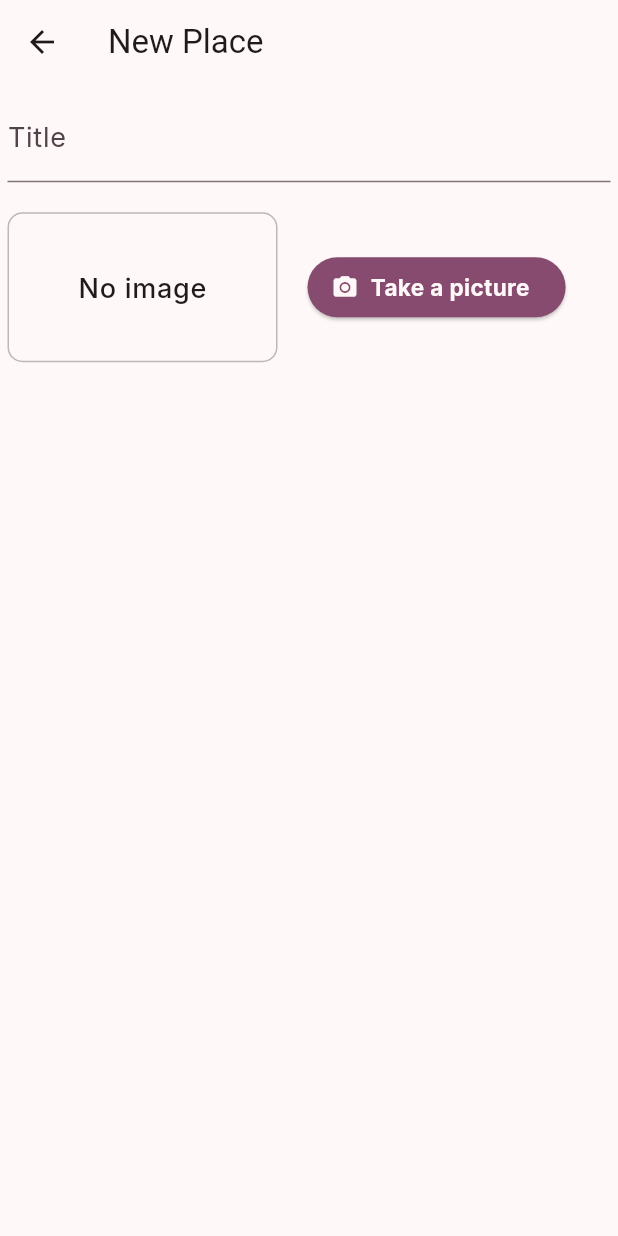
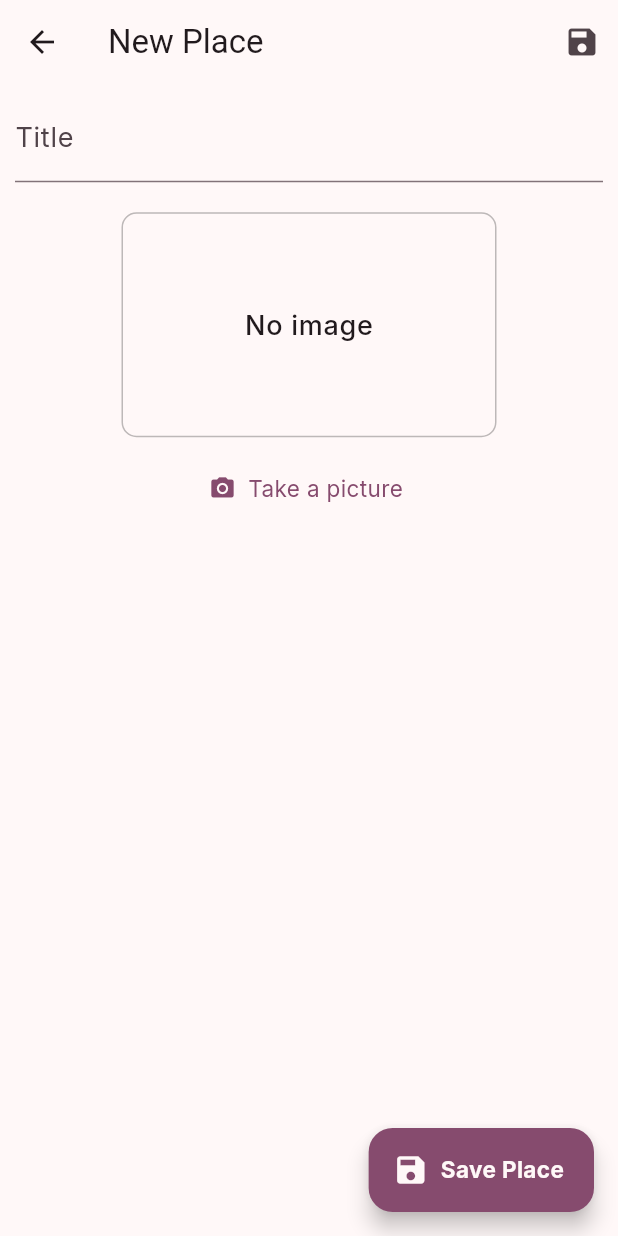
Before and after one commit to darcanj0/great_places, a Flutter app: the screen it shows after launch, after a tap on the "add" icon, on a phone screen of 412 x 824 dp. Run offline on Flutter 3.47's test engine with Material 2 defaults, Android fonts, the phone set to English and light mode, and no system bars; our stand-ins replace google_fonts.

Commit message:
refactor: add float button

```diff
--- a/lib/components/image_input.dart
+++ b/lib/components/image_input.dart
@@ -1,4 +1,5 @@
 import 'package:flutter/material.dart';
+import 'package:great_places/utils/theme_consumer.dart';
 
 class ImageInput extends StatefulWidget {
   const ImageInput({super.key});
@@ -11,11 +12,48 @@ class _ImageInputState extends State<ImageInput> {
   @override
   Widget build(BuildContext context) {
     final textTheme = Theme.of(context).textTheme;
-    return Row(
+    final bool isLandscape =
+        MediaQuery.of(context).orientation == Orientation.landscape;
+    return isLandscape
+        ? Row(
+            mainAxisAlignment: MainAxisAlignment.center,
             children: [
-        Container(
-          width: 180,
-          height: 100,
+              ImagePreview(
+                isLandscape: isLandscape,
+                textTheme: textTheme,
+              ),
+              CustomSpacer(isLandscape: isLandscape),
+              const PictureButton()
+            ],
+          )
+        : Column(
+            children: [
+              ImagePreview(
+                isLandscape: isLandscape,
+                textTheme: textTheme,
+              ),
+              CustomSpacer(isLandscape: isLandscape),
+              const PictureButton()
+            ],
+          );
+  }
+}
+
+class ImagePreview extends StatelessWidget {
+  const ImagePreview({
+    super.key,
+    required this.isLandscape,
+    required this.textTheme,
+  });
+
+  final bool isLandscape;
+  final TextTheme textTheme;
+
+  @override
+  Widget build(BuildContext context) {
+    return Container(
+      width: isLandscape ? 350 : 250,
+      height: isLandscape ? 180 : 150,
       decoration: BoxDecoration(
           border: Border.all(color: Colors.black26),
           borderRadius: BorderRadius.circular(10)),
@@ -24,19 +62,44 @@ class _ImageInputState extends State<ImageInput> {
         'No image',
         style: textTheme.labelMedium,
       ),
-        ),
-        const SizedBox(
-          width: 20,
-        ),
-        ElevatedButton.icon(
+    );
+  }
+}
+
+class CustomSpacer extends StatelessWidget {
+  const CustomSpacer({
+    super.key,
+    required this.isLandscape,
+  });
+
+  final bool isLandscape;
+
+  @override
+  Widget build(BuildContext context) {
+    return SizedBox(
+      height: isLandscape ? 0 : 10,
+      width: isLandscape ? 20 : 0,
+    );
+  }
+}
+
+class PictureButton extends StatelessWidget with ThemeConsumer {
+  const PictureButton({
+    super.key,
+  });
+
+  @override
+  Widget build(BuildContext context) {
+    return TextButton.icon(
       onPressed: () {},
       icon: const Icon(Icons.photo_camera),
       label: Text(
         'Take a picture',
-            style: textTheme.bodyMedium,
+        style: getTextTheme(context)?.bodyMedium?.copyWith(
+              color: getColorScheme(context)?.primary,
+              fontWeight: FontWeight.normal,
             ),
-        )
-      ],
+      ),
     );
   }
 }
--- a/lib/main.dart
+++ b/lib/main.dart
@@ -21,6 +21,7 @@ class MyApp extends StatelessWidget {
         AppRoutes.HOME: (context) => PlacesPage(),
         AppRoutes.PLACE_FORM: (context) => PlaceFormPage()
       },
+      debugShowCheckedModeBanner: false,
     );
   }
 }
--- a/lib/pages/place_form_page.dart
+++ b/lib/pages/place_form_page.dart
@@ -1,6 +1,7 @@
 import 'package:flutter/material.dart';
-import 'package:great_places/components/image_input.dart';
 import 'package:great_places/utils/theme_consumer.dart';
+
+import '../components/image_input.dart';
 
 class PlaceFormPage extends StatefulWidget {
   const PlaceFormPage({super.key});
@@ -29,10 +30,17 @@ class _PlaceFormPageState extends State<PlaceFormPage> with ThemeConsumer {
     return Scaffold(
       appBar: AppBar(
         title: const Text('New Place'),
+        actions: [
+          IconButton(onPressed: () {}, icon: const Icon(Icons.save)),
+        ],
       ),
-      body: Padding(
-        padding: const EdgeInsets.symmetric(horizontal: 5, vertical: 5),
-        child: Form(
+      body: SingleChildScrollView(
+        child: Padding(
+            padding: const EdgeInsets.symmetric(horizontal: 10, vertical: 5),
+            child: Column(
+              crossAxisAlignment: CrossAxisAlignment.stretch,
+              children: [
+                Form(
                   child: Column(
                     children: [
                       TextFormField(
@@ -42,16 +50,35 @@ class _PlaceFormPageState extends State<PlaceFormPage> with ThemeConsumer {
                           return;
                         },
                         validator: (value) {
+                          if (value == null || value.isEmpty) {
+                            return 'Please inform a name for this place';
+                          }
+                          if (value.length > 50) {
+                            return 'Please inform a shorter name (50)';
+                          }
                           return null;
                         },
                         decoration: const InputDecoration(labelText: 'Title'),
-                style: getTextTheme(context)!.bodyLarge!),
-            const SizedBox(
-              height: 20,
                       ),
-            ImageInput()
+                      const SizedBox(height: 20),
+                      const ImageInput(),
+                      const SizedBox(height: 20),
+                    ],
+                  ),
+                ),
               ],
             )),
+      ),
+      floatingActionButton: FloatingActionButton.extended(
+        onPressed: () {},
+        icon: Icon(
+          Icons.save,
+          color: getColorScheme(context)?.background,
+        ),
+        label: Text(
+          'Save Place',
+          style: getTextTheme(context)?.bodyMedium,
+        ),
       ),
     );
   }
--- a/lib/theme/elevated_button.dart
+++ b/lib/theme/elevated_button.dart
@@ -20,4 +20,16 @@ class ElevatedButtonStyle {
   Color getOverlayColor(Set<MaterialState> states) {
     return colorScheme.tertiary;
   }
+
+  static ElevatedButtonThemeData createThemeData() {
+    final style = ElevatedButtonStyle();
+    return ElevatedButtonThemeData(
+      style: ButtonStyle(
+        iconColor: MaterialStateColor.resolveWith(style.getIconColor),
+        backgroundColor:
+            MaterialStateColor.resolveWith(style.getBackgroundColor),
+        overlayColor: MaterialStateColor.resolveWith(style.getOverlayColor),
+      ),
+    );
+  }
 }
--- /dev/null
+++ b/lib/theme/floating_button.dart
@@ -0,0 +1,14 @@
+import 'package:flutter/material.dart';
+import 'package:great_places/theme/theme_builder.dart';
+
+class FloatingActionButtonStyle {
+  final colorScheme = ThemeBuilder.createColorScheme();
+  final textTheme = ThemeBuilder.createTextTheme();
+
+  static FloatingActionButtonThemeData createThemeData() {
+    final style = FloatingActionButtonStyle();
+    return FloatingActionButtonThemeData(
+      backgroundColor: style.colorScheme.primary,
+    );
+  }
+}
--- a/lib/theme/theme_builder.dart
+++ b/lib/theme/theme_builder.dart
@@ -1,6 +1,7 @@
 import 'package:flutter/material.dart';
 import 'package:google_fonts/google_fonts.dart';
 import 'package:great_places/theme/elevated_button.dart';
+import 'package:great_places/theme/floating_button.dart';
 
 class ThemeBuilder {
   static ColorScheme createColorScheme() {
@@ -31,21 +32,11 @@ class ThemeBuilder {
   }
 
   static ThemeData createTheme() {
-    final elevatedButtonStyle = ElevatedButtonStyle();
-
     return ThemeData(
       colorScheme: createColorScheme(),
       textTheme: createTextTheme(),
-      elevatedButtonTheme: ElevatedButtonThemeData(
-        style: ButtonStyle(
-          iconColor:
-              MaterialStateColor.resolveWith(elevatedButtonStyle.getIconColor),
-          backgroundColor: MaterialStateColor.resolveWith(
-              elevatedButtonStyle.getBackgroundColor),
-          overlayColor: MaterialStateColor.resolveWith(
-              elevatedButtonStyle.getOverlayColor),
-        ),
-      ),
+      floatingActionButtonTheme: FloatingActionButtonStyle.createThemeData(),
+      elevatedButtonTheme: ElevatedButtonStyle.createThemeData(),
       useMaterial3: true,
     );
   }
```
Lines whose indentation alone changed are shown as unchanged.
